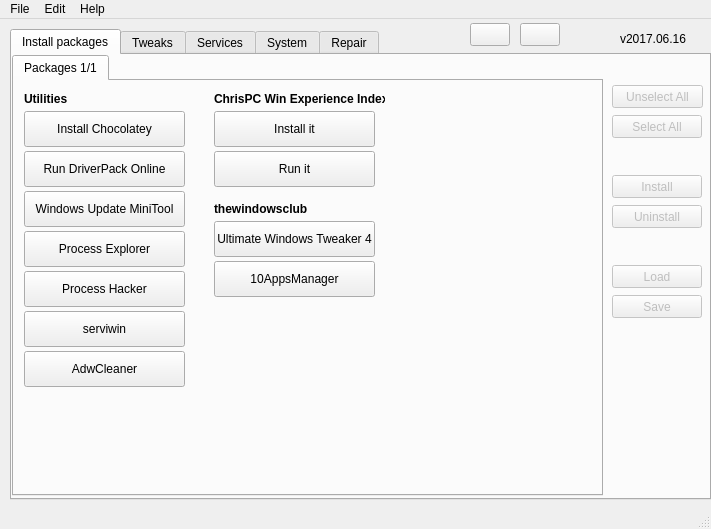
Before: the Qt Designer form src/mainwindow.ui in adgellida/winsys, drawn with Qt 5.
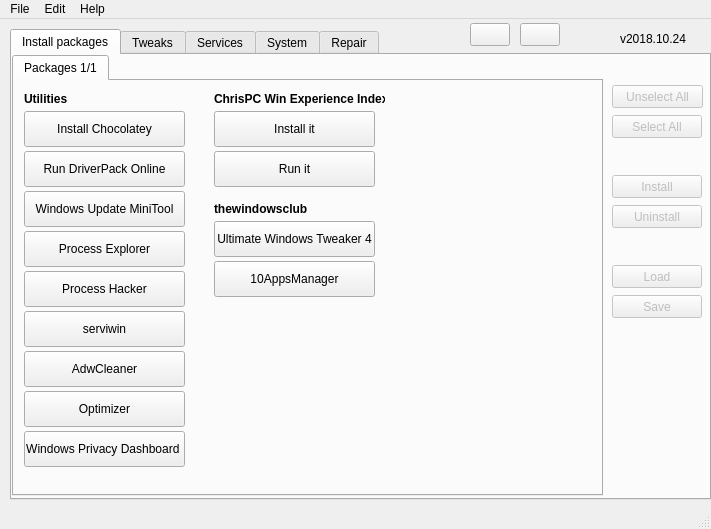
After: the same form once the commit is applied. The open tabs and pages were chosen to show the change. Icons and pictures are not drawn.

What changed in the file:
```diff
--- a/src/mainwindow.ui
+++ b/src/mainwindow.ui
@@ -551,6 +551,68 @@
          <bool>false</bool>
         </property>
        </widget>
+       <widget class="QPushButton" name="runOptimizer">
+        <property name="enabled">
+         <bool>true</bool>
+        </property>
+        <property name="geometry">
+         <rect>
+          <x>10</x>
+          <y>310</y>
+          <width>161</width>
+          <height>36</height>
+         </rect>
+        </property>
+        <property name="whatsThis">
+         <string/>
+        </property>
+        <property name="text">
+         <string>Optimizer</string>
+        </property>
+        <property name="iconSize">
+         <size>
+          <width>30</width>
+          <height>30</height>
+         </size>
+        </property>
+        <property name="shortcut">
+         <string/>
+        </property>
+        <property name="checkable">
+         <bool>false</bool>
+        </property>
+       </widget>
+       <widget class="QPushButton" name="runWPD">
+        <property name="enabled">
+         <bool>true</bool>
+        </property>
+        <property name="geometry">
+         <rect>
+          <x>10</x>
+          <y>350</y>
+          <width>161</width>
+          <height>36</height>
+         </rect>
+        </property>
+        <property name="whatsThis">
+         <string/>
+        </property>
+        <property name="text">
+         <string>Windows Privacy Dashboard </string>
+        </property>
+        <property name="iconSize">
+         <size>
+          <width>30</width>
+          <height>30</height>
+         </size>
+        </property>
+        <property name="shortcut">
+         <string/>
+        </property>
+        <property name="checkable">
+         <bool>false</bool>
+        </property>
+       </widget>
       </widget>
      </widget>
     </widget>
@@ -3580,7 +3642,7 @@
      </rect>
     </property>
     <property name="text">
-     <string>v2017.06.16</string>
+     <string>v2018.10.24</string>
     </property>
    </widget>
    <widget class="QPushButton" name="updateAppButton">
```
Left out of the diff: 2 changed lines with no effect on the pictures.
